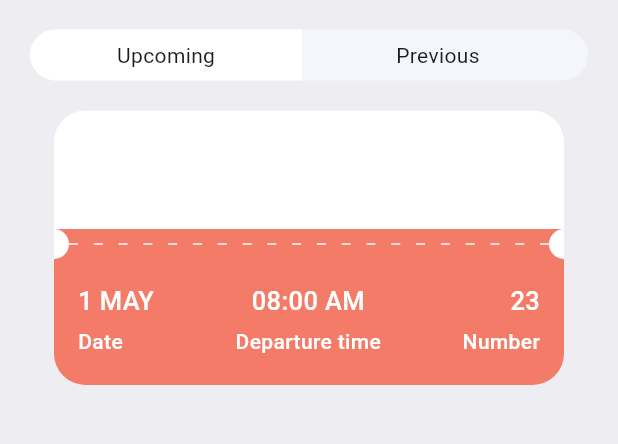
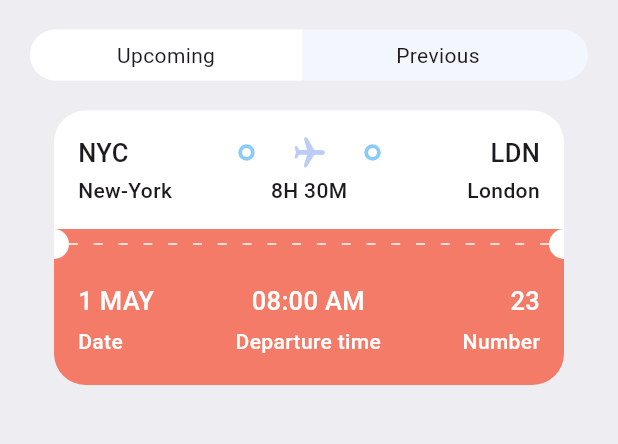
Before and after one commit to developerB1/ticket_app, a Flutter app: the TicketScreen screen opened directly, on a phone screen of 412 x 824 dp, the part 146-590 px from its top. Run offline on Flutter 3.47's test engine with Material 3 defaults, Android fonts, the phone set to English and light mode, and no system bars; our stand-ins replace fluentui_icons.

Commit message:
create new colors and update, modify ticket_view

```diff
--- a/lib/core/res/styles/app_styles.dart
+++ b/lib/core/res/styles/app_styles.dart
@@ -12,7 +12,10 @@ class AppStyles {
   static Color planeColor = const Color(0xFFBFC2DF);
   static Color ticketTabColor = const Color(0xFFF4F6FD);
   static Color findTicketColor = Color(0xD91130CE);
-  static Color circleColor = Color(0xFF1899999);
+  static Color circleColor = Color(0xff1899999);
+  static Color ticketColor = Colors.white;
+  static Color dotColor = const Color(0xFF8ACCF7);
+  static Color planeSecondColor = Color(0xFFBACCF7);
 
   static TextStyle textStyle =
       TextStyle(fontSize: 16, fontWeight: FontWeight.w500, color: textColor);
--- a/lib/core/widgets/big_dot.dart
+++ b/lib/core/widgets/big_dot.dart
@@ -1,14 +1,18 @@
 import 'package:flutter/material.dart';
+import 'package:ticket_app/core/res/styles/app_styles.dart';
 
 class BigDot extends StatelessWidget {
-  const BigDot({super.key});
+  final bool? isColor;
+  const BigDot({super.key, this.isColor});
 
   @override
   Widget build(BuildContext context) {
     return Container(
       padding: EdgeInsets.all(3),
       decoration: BoxDecoration(
-          border: Border.all(width: 2.5, color: Colors.white),
+          border: Border.all(
+              width: 2.5,
+              color: isColor == null ? Colors.white : AppStyles.dotColor),
           borderRadius: BorderRadius.circular(20)),
     );
   }
--- a/lib/core/widgets/text_style_fourth.dart
+++ b/lib/core/widgets/text_style_fourth.dart
@@ -4,15 +4,21 @@ import 'package:ticket_app/core/res/styles/app_styles.dart';
 class TextStyleFourth extends StatelessWidget {
   final String text;
   final TextAlign align;
+  final bool? isColor;
   const TextStyleFourth(
-      {super.key, required this.text, this.align = TextAlign.start});
+      {super.key,
+      required this.text,
+      this.align = TextAlign.start,
+      this.isColor});
 
   @override
   Widget build(BuildContext context) {
     return Text(
       text,
       textAlign: align,
-      style: AppStyles.headLineStyle4.copyWith(color: Colors.white),
+      style: isColor == null
+          ? AppStyles.headLineStyle4.copyWith(color: Colors.white)
+          : AppStyles.headLineStyle4,
     );
   }
 }
--- a/lib/core/widgets/text_style_third.dart
+++ b/lib/core/widgets/text_style_third.dart
@@ -3,13 +3,16 @@ import 'package:ticket_app/core/res/styles/app_styles.dart';
 
 class TextStyleThird extends StatelessWidget {
   final String text;
-  const TextStyleThird({super.key, required this.text});
+  final bool? isColor;
+  const TextStyleThird({super.key, required this.text, this.isColor});
 
   @override
   Widget build(BuildContext context) {
     return Text(
       text,
-      style: AppStyles.headLineStyle3.copyWith(color: Colors.white),
+      style: isColor == null
+          ? AppStyles.headLineStyle3.copyWith(color: Colors.white)
+          : AppStyles.headLineStyle3,
     );
   }
 }
--- a/lib/core/widgets/ticket_view.dart
+++ b/lib/core/widgets/ticket_view.dart
@@ -32,7 +32,9 @@ class TicketView extends StatelessWidget {
             Container(
               padding: EdgeInsets.all(16),
               decoration: BoxDecoration(
-                  color: isColor == null ? AppStyles.ticketBlue : Colors.white,
+                  color: isColor == null
+                      ? AppStyles.ticketBlue
+                      : AppStyles.ticketColor,
                   borderRadius: BorderRadius.only(
                       topLeft: Radius.circular(21),
                       topRight: Radius.circular(21))),
@@ -43,9 +45,12 @@ class TicketView extends StatelessWidget {
                     children: [
                       TextStyleThird(
                         text: ticket["from"]["code"],
+                        isColor: isColor,
                       ),
                       Expanded(child: Container()),
-                      BigDot(),
+                      BigDot(
+                        isColor: isColor,
+                      ),
                       //ticket flying icon
                       Expanded(
                           child: Stack(
@@ -61,16 +66,21 @@ class TicketView extends StatelessWidget {
                               angle: 1.58,
                               child: Icon(
                                 Icons.local_airport_rounded,
-                                color: Colors.white,
+                                color: isColor == null
+                                    ? Colors.white
+                                    : AppStyles.planeSecondColor,
                               ),
                             ),
                           ),
                         ],
                       )),
-                      BigDot(),
+                      BigDot(
+                        isColor: isColor,
+                      ),
                       Expanded(child: Container()),
                       TextStyleThird(
                         text: ticket["to"]["code"],
+                        isColor: isColor,
                       ),
                     ],
                   ),
@@ -82,15 +92,22 @@ class TicketView extends StatelessWidget {
                     children: [
                       SizedBox(
                           width: 100,
-                          child: TextStyleFourth(text: ticket["from"]["name"])),
+                          child: TextStyleFourth(
+                            text: ticket["from"]["name"],
+                            isColor: isColor,
+                          )),
                       Expanded(child: Container()),
-                      TextStyleFourth(text: ticket["flying_time"]),
+                      TextStyleFourth(
+                        text: ticket["flying_time"],
+                        isColor: isColor,
+                      ),
                       Expanded(child: Container()),
                       SizedBox(
                         width: 100,
                         child: TextStyleFourth(
                           text: ticket["to"]["name"],
                           align: TextAlign.end,
+                          isColor: isColor,
                         ),
                       ),
                     ],
```
Also changed, not shown: 4 other files.
